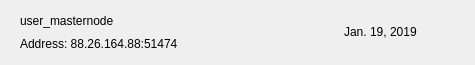
Before: the Qt Designer form src/qt/nexbit/forms/mnrow.ui in nexbitproject/nexbit, drawn with Qt 5.
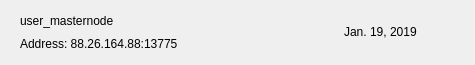
After: the same form once the commit is applied. Icons and pictures are not drawn.

Diff of the .ui file:
```diff
--- a/src/qt/nexbit/forms/mnrow.ui
+++ b/src/qt/nexbit/forms/mnrow.ui
@@ -87,7 +87,7 @@
          <item>
           <widget class="QLabel" name="labelAddress">
            <property name="text">
-            <string>Address: 88.26.164.88:51474</string>
+            <string>Address: 88.26.164.88:13775</string>
            </property>
           </widget>
          </item>
```
